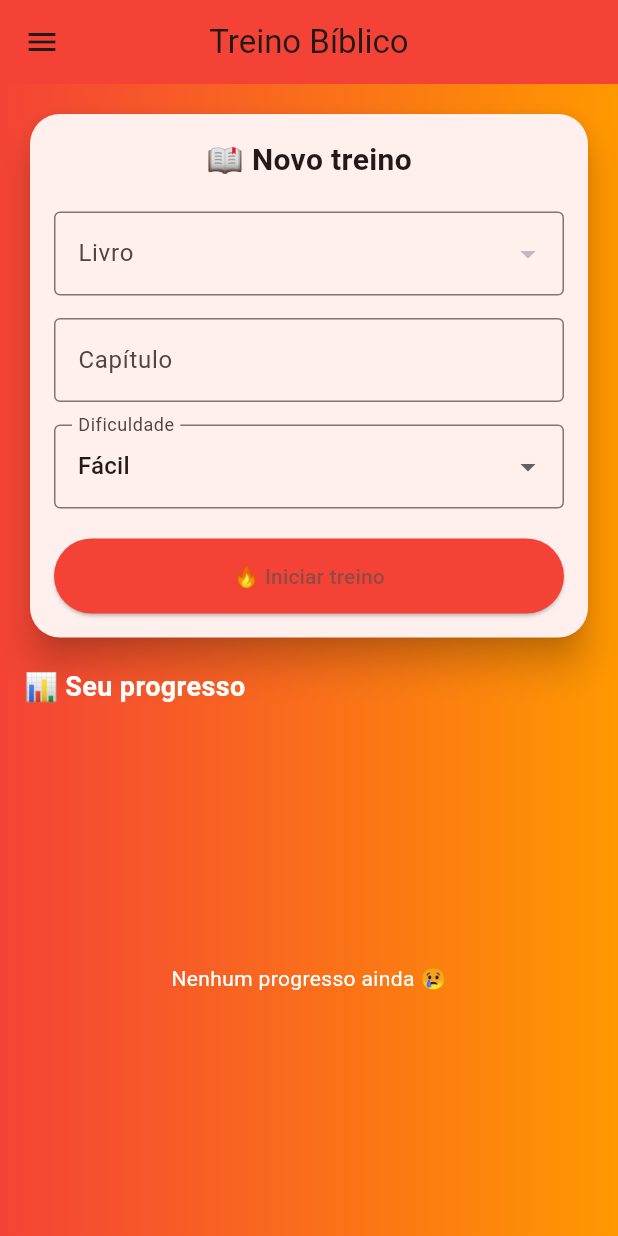
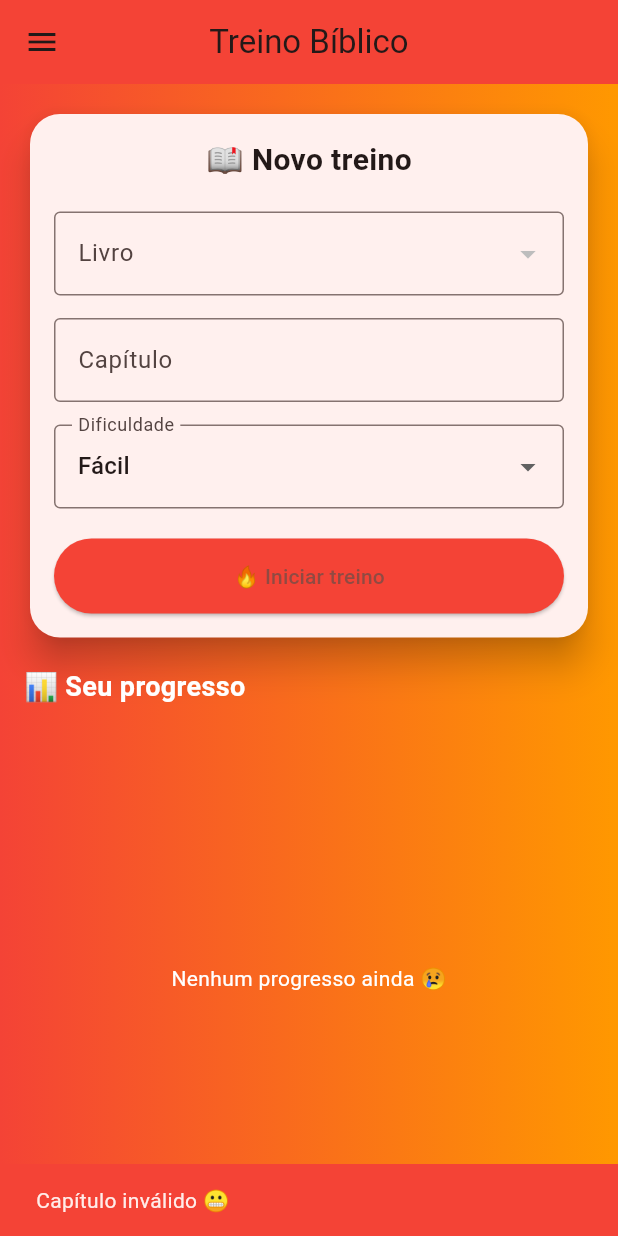
Before and after one commit to Suyannesara/MemBible, a Flutter app: the screen it shows once a user with an empty profile is signed in, after a tap on "🔥 Iniciar treino", on a phone screen of 412 x 824 dp. Run offline on Flutter 3.47's test engine with Material 3 defaults, Android fonts, the phone set to English and light mode, and no system bars; drawn by our look-alikes of flutter_typeahead; our stand-ins replace cloud_firestore, firebase_auth, firebase_core, flutter_dotenv; accounts and stored records are empty; network calls fail.

Commit message:
fix chapter input

```diff
--- a/TODO.txt
+++ b/TODO.txt
@@ -1,6 +1,4 @@
-[] Manter o login, uma vez logado
+
 [] Ao invés de escrever o versículo todo, escrever só as palavras ocultas, e mostrar se certas ou erradas
 [] Home do app mostrando o feedback de treino, alguns dados sobre o que a pessoa ja passou
 [] Como disponibilizar firestore para os professores?
-[] salvar o progresso por capitulo no firebase, nao sobrescrever
-[] Erro: a pessoa escolher um capitulo que nao existe
--- a/lib/home_page.dart
+++ b/lib/home_page.dart
@@ -1,9 +1,10 @@
+import 'package:flutter_typeahead/flutter_typeahead.dart';
+import 'package:firebase_auth/firebase_auth.dart';
+import 'services/progresso_service.dart';
 import 'package:flutter/material.dart';
 import 'services/biblia_service.dart';
-import 'services/progresso_service.dart';
 import 'versiculos_page.dart';
 import 'capitulos_page.dart';
-import 'package:firebase_auth/firebase_auth.dart';
 
 class HomePage extends StatefulWidget {
   const HomePage({super.key});
@@ -21,6 +22,9 @@ class _HomePageState extends State<HomePage> {
   String nivel = "facil";
   String? livroSelecionado;
   String capitulo = "1";
+
+  final capituloController = TextEditingController();
+  TextEditingController? typeAheadController;
 
   @override
   void initState() {
@@ -84,6 +88,22 @@ class _HomePageState extends State<HomePage> {
     return total == 0 ? 0 : (somaIndices / (total * 30));
   }
 
+  bool capituloValido() {
+    if (livroSelecionado == null) return false;
+
+    final livro = livros.firstWhere(
+      (l) => l["abbrev"]["pt"] == livroSelecionado,
+    );
+
+    int totalCaps = livro["chapters"];
+
+    final cap = int.tryParse(capituloController.text);
+
+    if (cap == null) return false;
+
+    return cap >= 1 && cap <= totalCaps;
+  }
+
   @override
   Widget build(BuildContext context) {
     if (carregando) {
@@ -108,7 +128,6 @@ class _HomePageState extends State<HomePage> {
                 child: Icon(Icons.person, color: Colors.red),
               ),
             ),
-
             ListTile(
               leading: const Icon(Icons.logout),
               title: const Text("Sair"),
@@ -164,6 +183,7 @@ class _HomePageState extends State<HomePage> {
                         onChanged: (value) {
                           setState(() {
                             livroSelecionado = value;
+                            capituloController.clear();
                           });
                         },
                         decoration: const InputDecoration(
@@ -175,15 +195,78 @@ class _HomePageState extends State<HomePage> {
                       const SizedBox(height: 15),
 
                       /// CAPÍTULO
-                      TextField(
-                        keyboardType: TextInputType.number,
-                        decoration: const InputDecoration(
-                          labelText: "Capítulo",
-                          border: OutlineInputBorder(),
+                      TypeAheadField<int>(
+                        builder: (context, controller, focusNode) {
+                          typeAheadController = controller;
+
+                          return TextField(
+                            controller: controller,
+                            focusNode: focusNode,
+                            keyboardType: TextInputType.number,
+                            decoration: InputDecoration(
+                              labelText: "Capítulo",
+                              border: const OutlineInputBorder(),
+                              errorText:
+                                  controller.text.isEmpty || capituloValido()
+                                  ? null
+                                  : "Capítulo inválido",
+                            ),
+                            onChanged: (value) {
+                              capituloController.text = value;
+                              setState(() {});
+                            },
+                          );
+                        },
+
+                        suggestionsCallback: (pattern) {
+                          if (livroSelecionado == null) return [];
+
+                          final livro = livros.firstWhere(
+                            (l) => l["abbrev"]["pt"] == livroSelecionado,
+                          );
+
+                          int totalCaps = livro["chapters"];
+                          final lista = List.generate(totalCaps, (i) => i + 1);
+
+                          if (pattern.isEmpty) return lista;
+
+                          final numeroDigitado = int.tryParse(pattern);
+
+                          if (numeroDigitado != null) {
+                            final filtrados = lista
+                                .where((c) => c.toString().startsWith(pattern))
+                                .toList();
+
+                            filtrados.sort((a, b) {
+                              if (a == numeroDigitado) return -1;
+                              if (b == numeroDigitado) return 1;
+                              return a.compareTo(b);
+                            });
+
+                            return filtrados;
+                          }
+
+                          return [];
+                        },
+
+                        itemBuilder: (context, suggestion) {
+                          return ListTile(title: Text("Capítulo $suggestion"));
+                        },
+
+                        onSelected: (suggestion) {
+                          final texto = suggestion.toString();
+
+                          capitulo = texto;
+                          capituloController.text = texto;
+                          typeAheadController?.text = texto;
+
+                          setState(() {});
+                        },
+
+                        emptyBuilder: (context) => const Padding(
+                          padding: EdgeInsets.all(10),
+                          child: Text("Capítulo não encontrado"),
                         ),
-                        onChanged: (value) {
-                          capitulo = value;
-                        },
                       ),
 
                       const SizedBox(height: 15),
@@ -221,15 +304,22 @@ class _HomePageState extends State<HomePage> {
                       /// BOTÃO
                       ElevatedButton(
                         onPressed: () {
-                          if (livroSelecionado == null || capitulo.isEmpty)
+                          if (!capituloValido()) {
+                            ScaffoldMessenger.of(context).showSnackBar(
+                              const SnackBar(
+                                content: Text("Capítulo inválido 😬"),
+                                backgroundColor: Colors.red,
+                              ),
+                            );
                             return;
+                          }
 
                           Navigator.push(
                             context,
                             MaterialPageRoute(
                               builder: (_) => VersiculosPage(
                                 livro: livroSelecionado!,
-                                capitulo: capitulo,
+                                capitulo: capituloController.text,
                                 nivel: nivel,
                               ),
                             ),
@@ -247,7 +337,6 @@ class _HomePageState extends State<HomePage> {
               ),
             ),
 
-            /// 🔥 TÍTULO
             const Padding(
               padding: EdgeInsets.symmetric(horizontal: 16),
               child: Align(
@@ -265,7 +354,6 @@ class _HomePageState extends State<HomePage> {
 
             const SizedBox(height: 10),
 
-            /// 🔥 LISTA POR LIVRO
             Expanded(
               child: listaLivros.isEmpty
                   ? const Center(
@@ -287,25 +375,19 @@ class _HomePageState extends State<HomePage> {
                           ),
                           child: ListTile(
                             title: Text("📖 $livro"),
-
                             subtitle: Column(
                               crossAxisAlignment: CrossAxisAlignment.start,
                               children: [
                                 const SizedBox(height: 5),
-
                                 LinearProgressIndicator(
                                   value: progressoLivro(caps),
                                   minHeight: 8,
                                 ),
-
                                 const SizedBox(height: 5),
-
                                 Text("${caps.length} capítulos estudados"),
                               ],
                             ),
-
                             trailing: const Icon(Icons.arrow_forward),
-
                             onTap: () {
                               Navigator.push(
                                 context,
--- a/pubspec.yaml
+++ b/pubspec.yaml
@@ -30,6 +30,7 @@ environment:
 dependencies:
   flutter:
     sdk: flutter
+  flutter_typeahead: ^5.2.0
   firebase_core: ^2.30.0
   firebase_auth: ^4.17.0
   cloud_firestore: ^4.15.0
```
Also changed, not shown: pubspec.lock.
